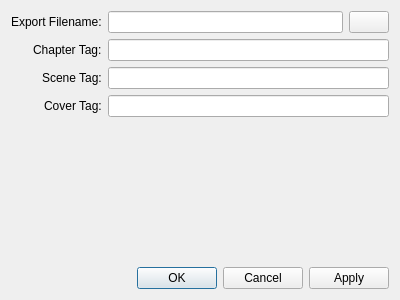
The window that ExportDialog.ui (ldraconus/TextSmith2) describes before a commit, drawn with Qt 5.
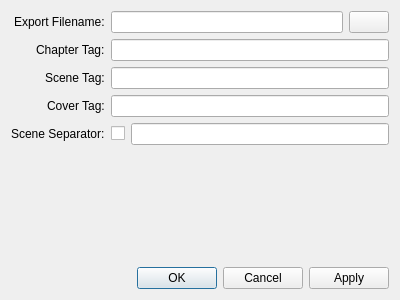
The same window after the commit. Icons and pictures are not drawn.

What changed in the file:
```diff
--- a/ExportDialog.ui
+++ b/ExportDialog.ui
@@ -118,6 +118,47 @@
       <item row="3" column="1">
        <widget class="QLineEdit" name="coverTagLineEdit"/>
       </item>
+      <item row="4" column="0">
+       <widget class="QLabel" name="label_5">
+        <property name="text">
+         <string>Scene Separator:</string>
+        </property>
+       </widget>
+      </item>
+      <item row="4" column="1">
+       <widget class="QFrame" name="frame_3">
+        <property name="frameShape">
+         <enum>QFrame::Shape::NoFrame</enum>
+        </property>
+        <property name="frameShadow">
+         <enum>QFrame::Shadow::Plain</enum>
+        </property>
+        <layout class="QHBoxLayout" name="horizontalLayout_2">
+         <property name="leftMargin">
+          <number>0</number>
+         </property>
+         <property name="topMargin">
+          <number>0</number>
+         </property>
+         <property name="rightMargin">
+          <number>0</number>
+         </property>
+         <property name="bottomMargin">
+          <number>0</number>
+         </property>
+         <item>
+          <widget class="QCheckBox" name="sceneSeparatorCheckBox">
+           <property name="text">
+            <string/>
+           </property>
+          </widget>
+         </item>
+         <item>
+          <widget class="QLineEdit" name="sceneSeparatorLineEdit"/>
+         </item>
+        </layout>
+       </widget>
+      </item>
      </layout>
     </widget>
    </item>
```
